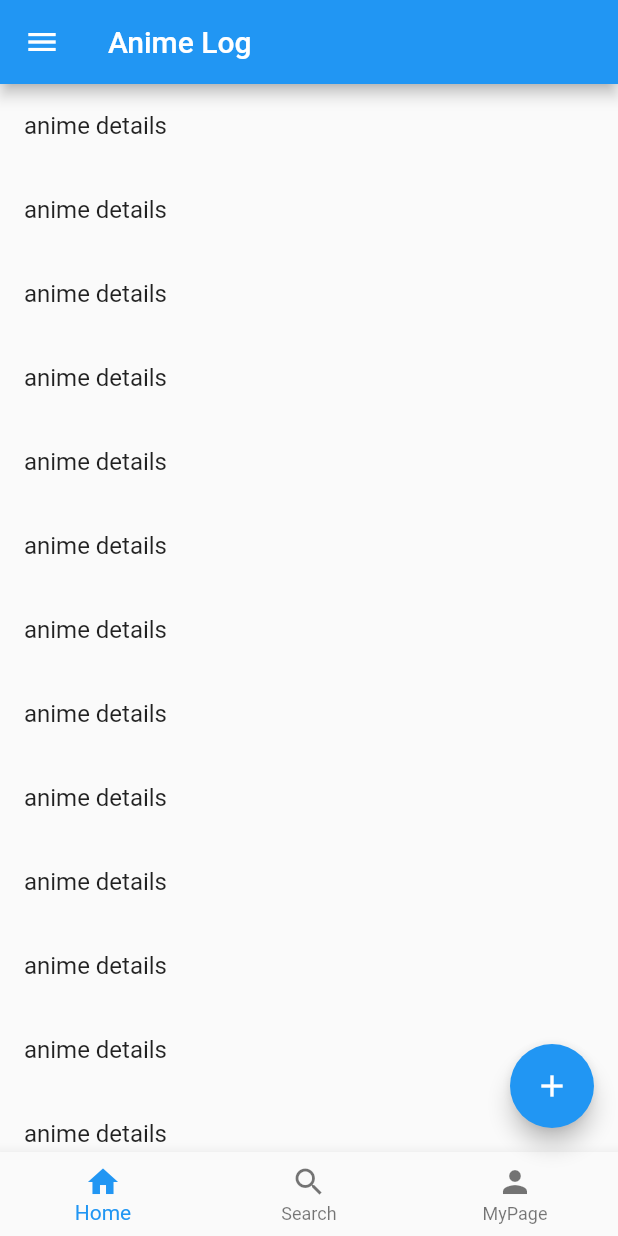
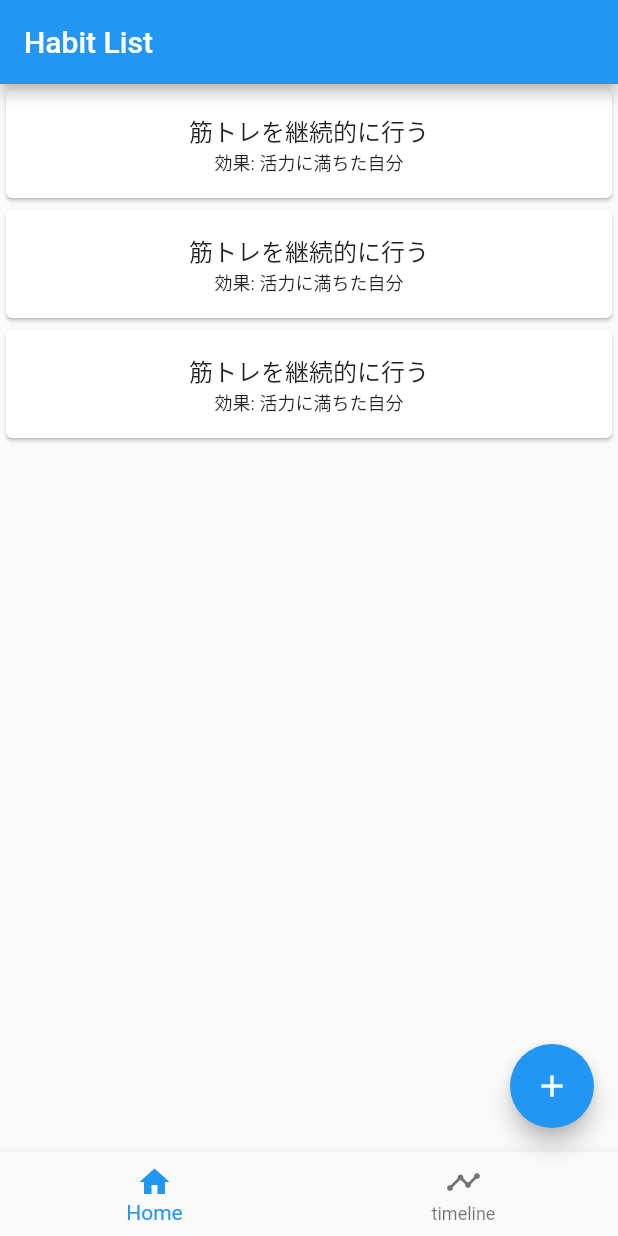
Before and after one commit to masa08/habit_list, a Flutter app: the screen it shows after launch, on a phone screen of 412 x 824 dp. Run offline on Flutter 3.47's test engine with Material 2 defaults, Android fonts, the phone set to English and light mode, and no system bars; our stand-ins replace flutter_hooks, go_router, hooks_riverpod; generated files the repository leaves out were written again.

Commit message:
change app name

```diff
--- a/lib/app.dart
+++ b/lib/app.dart
@@ -1,6 +1,6 @@
-import 'package:anime_log/router.dart';
 import 'package:flutter/material.dart';
 import 'package:flutter_gen/gen_l10n/l10n.dart';
+import 'package:habit_list/router.dart';
 import 'package:hooks_riverpod/hooks_riverpod.dart';
 
 class App extends HookConsumerWidget {
--- a/lib/l10n/app_en.arb
+++ b/lib/l10n/app_en.arb
@@ -1,7 +1,7 @@
 {
   "@@locale": "en",
-  "title": "Anime Log",
+  "title": "Habit List",
+  "add": "Add habit",
   "home": "Home",
-  "search": "Search",
-  "mypage":"MyPage"
+  "timeline": "timeline"
 }
--- a/lib/l10n/app_ja.arb
+++ b/lib/l10n/app_ja.arb
@@ -1,7 +1,7 @@
 {
   "@@locale": "ja",
-  "title": "Anime Log",
+  "title": "習慣リスト",
+  "add": "習慣を追加",
   "home": "ホーム",
-  "search": "検索",
-  "mypage":"マイページ"
+  "timeline": "タイムライン"
 }
--- a/lib/main.dart
+++ b/lib/main.dart
@@ -1,5 +1,5 @@
-import 'package:anime_log/app.dart';
 import 'package:flutter/material.dart';
+import 'package:habit_list/app.dart';
 import 'package:hooks_riverpod/hooks_riverpod.dart';
 
 void main() {
--- a/lib/pages/home_page.dart
+++ b/lib/pages/home_page.dart
@@ -17,9 +17,20 @@ class _Body extends HookConsumerWidget {
   Widget build(BuildContext context, WidgetRef ref) {
     return Center(
         child: ListView.builder(
+          itemCount: 3,
           itemBuilder: (context, index) {
-          return const ListTile(
-            title: Text("anime details"),
+          return Card(
+            child: ListTile(
+              contentPadding: const EdgeInsets.all(8),
+              title: Column(
+                children: const [
+                  Text("筋トレを継続的に行う"),
+                  Text("効果: 活力に満ちた自分", style: TextStyle(
+                    fontSize: 12
+                  ),)
+                ],
+              ),
+            ),
           );
         }),
       );
--- a/lib/pages/main_page.dart
+++ b/lib/pages/main_page.dart
@@ -1,9 +1,8 @@
-import 'package:anime_log/hooks/use_l10n.dart';
-import 'package:anime_log/pages/home_page.dart';
-import 'package:anime_log/pages/search_page.dart';
-import 'package:anime_log/pages/user_page.dart';
 import 'package:flutter/material.dart';
 import 'package:flutter_hooks/flutter_hooks.dart';
+import 'package:habit_list/hooks/use_l10n.dart';
+import 'package:habit_list/pages/home_page.dart';
+import 'package:habit_list/pages/timeline_page.dart';
 
 class MainPage extends HookWidget {
   const MainPage({Key? key}) : super(key: key);
@@ -18,19 +17,14 @@ class MainPage extends HookWidget {
         label: l10n.home
       ),
       BottomNavigationBarItem(
-        icon: const Icon(Icons.search),
-        label: l10n.search,
-      ),
-      BottomNavigationBarItem(
-        icon: const Icon(Icons.person),
-        label: l10n.mypage,
+        icon: const Icon(Icons.timeline),
+        label: l10n.timeline,
       ),
     ];
 
     final pages = [
       const HomePage(),
-      const SearchPage(),
-      const UserPage()
+      const TimeLinePage(),
     ];
 
     final currentIndex = useState(Pages.home.index);
@@ -47,13 +41,12 @@ class MainPage extends HookWidget {
 
     return Scaffold(
       appBar: AppBar(
-        leading: const Icon(Icons.menu),
         title: Text(l10n.title),
       ),
       body: currentPage.value,
       floatingActionButton: FloatingActionButton(
         onPressed: onPressed,
-        tooltip: 'Add Anime',
+        tooltip: l10n.add,
         child: const Icon(Icons.add),
       ),
       bottomNavigationBar: BottomNavigationBar(
@@ -69,5 +62,4 @@ class MainPage extends HookWidget {
 enum Pages {
   home,
   search,
-  user,
 }
--- a/lib/pages/search_page.dart
+++ b/lib/pages/timeline_page.dart
@@ -1,8 +1,8 @@
 import 'package:flutter/material.dart';
 import 'package:hooks_riverpod/hooks_riverpod.dart';
 
-class SearchPage extends StatelessWidget {
-  const SearchPage({Key? key}) : super(key: key);
+class TimeLinePage extends StatelessWidget {
+  const TimeLinePage({Key? key}) : super(key: key);
 
   @override
   Widget build(BuildContext context) {
@@ -15,6 +15,8 @@ class SearchPage extends StatelessWidget {
 class _Body extends HookConsumerWidget {
   @override
   Widget build(BuildContext context, WidgetRef ref) {
-    return const Text("search page");
+    return const Center(
+      child: Text('timeline page'),
+    );
   }
 }
--- a/lib/router.dart
+++ b/lib/router.dart
@@ -1,6 +1,6 @@
-import 'package:anime_log/pages/main_page.dart';
 import 'package:flutter/material.dart';
 import 'package:go_router/go_router.dart';
+import 'package:habit_list/pages/main_page.dart';
 import 'package:hooks_riverpod/hooks_riverpod.dart';
 
 final routerProvider = Provider(
--- a/pubspec.yaml
+++ b/pubspec.yaml
@@ -1,4 +1,4 @@
-name: anime_log
+name: habit_list
 description: A new Flutter project.
 
 publish_to: 'none' # Remove this line if you wish to publish to pub.dev
```
Also changed, not shown: lib/pages/user_page.dart (deleted, +0 -20 lines), 17 other files.
